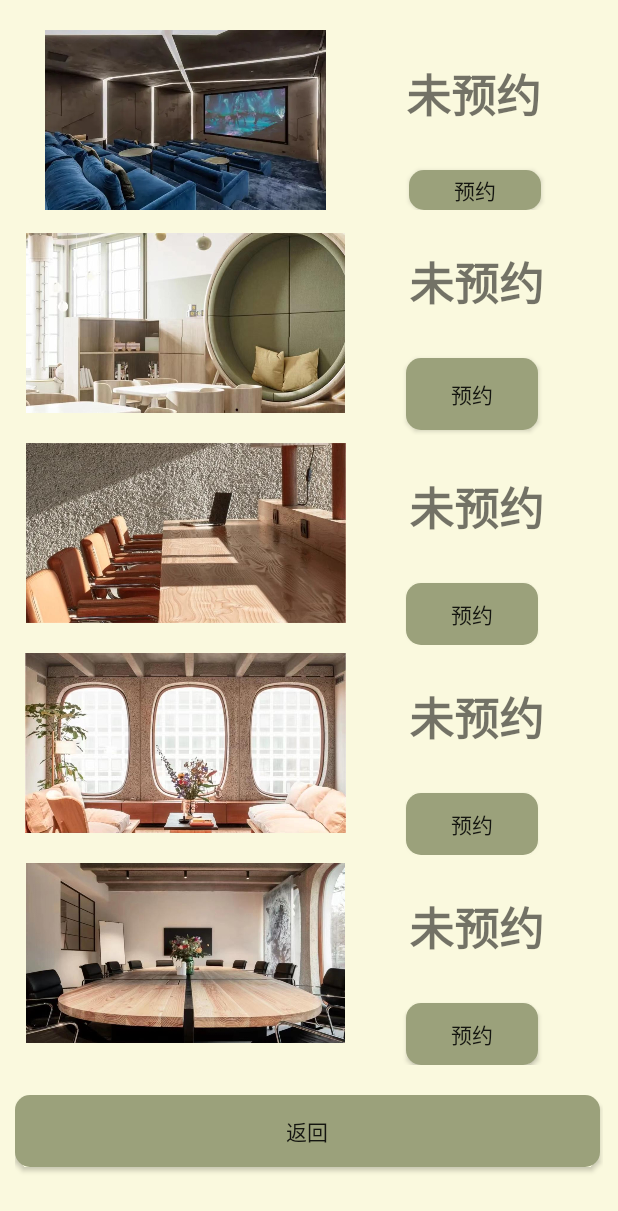
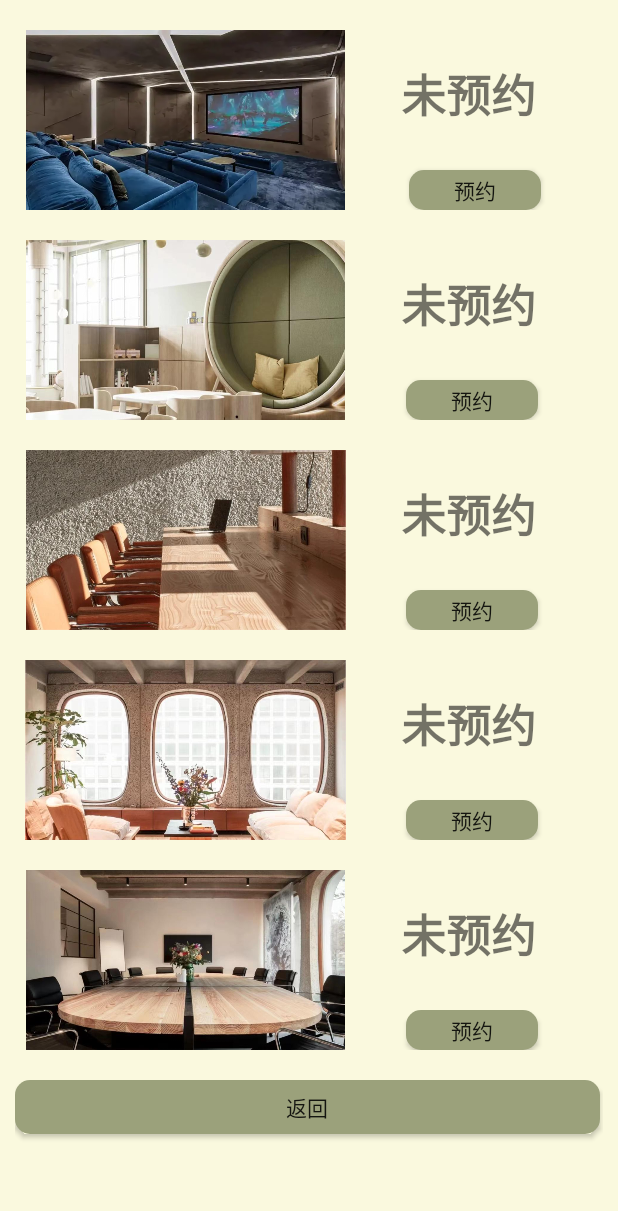
Before and after one commit to yierear/android, an Android app: the reserve screen opened directly, with no data from a screen before it, on a phone screen of 412 x 824 dp. Shown: the top 1211 px of the screen. Run offline under Robolectric (Android 15) with nearby library versions, the phone set to English and light mode, and no system bars.

Commit message:
布局修改

```diff
--- a/finnal/app/src/main/java/com/example/finnal/reserve.java
+++ b/finnal/app/src/main/java/com/example/finnal/reserve.java
@@ -203,7 +203,7 @@ public class reserve extends Activity {
         button4 = findViewById(R.id.reserveBtn4);
         button5 = findViewById(R.id.reserveBtn5);
         button6 = findViewById(R.id.reserveBtn6);
-        backbutton=findViewById(R.id.fanhui);
+        backbutton=findViewById(R.id.back);
 
         text1 =findViewById(R.id.reserveText1);
         text2 =findViewById(R.id.reserveText2);
--- a/finnal/app/src/main/res/layout/activity_reserve.xml
+++ b/finnal/app/src/main/res/layout/activity_reserve.xml
@@ -28,7 +28,7 @@
                 android:id="@+id/reserveText1"
                 android:layout_width="wrap_content"
                 android:layout_height="wrap_content"
-                android:layout_marginLeft="33dp"
+                android:layout_marginLeft="30dp"
                 android:layout_marginTop="20dp"
                 android:fontFamily="@font/sjt"
                 android:textSize="30dp"
@@ -49,7 +49,7 @@
         android:layout_width="match_parent"
         android:layout_height="140dp"
         android:orientation="horizontal"
-        android:paddingTop="5dp">
+        android:paddingTop="10dp">
 
         <ImageView
             android:layout_width="227dp"
@@ -58,15 +58,15 @@
 
         <LinearLayout
             android:layout_width="match_parent"
-            android:layout_height="match_parent"
+            android:layout_height="120dp"
             android:orientation="vertical">
 
             <TextView
                 android:id="@+id/reserveText2"
                 android:layout_width="wrap_content"
                 android:layout_height="wrap_content"
-                android:layout_marginLeft="35dp"
-                android:layout_marginTop="10dp"
+                android:layout_marginLeft="30dp"
+                android:layout_marginTop="20dp"
                 android:fontFamily="@font/sjt"
                 android:textSize="30dp"
                 android:textStyle="bold" />
@@ -86,7 +86,7 @@
         android:layout_width="match_parent"
         android:layout_height="140dp"
         android:orientation="horizontal"
-        android:paddingTop="5dp">
+        android:paddingTop="10dp">
 
         <ImageView
             android:layout_width="227dp"
@@ -95,14 +95,14 @@
 
         <LinearLayout
             android:layout_width="match_parent"
-            android:layout_height="match_parent"
+            android:layout_height="120dp"
             android:orientation="vertical">
 
             <TextView
                 android:id="@+id/reserveText4"
                 android:layout_width="wrap_content"
                 android:layout_height="wrap_content"
-                android:layout_marginLeft="35dp"
+                android:layout_marginLeft="30dp"
                 android:layout_marginTop="20dp"
                 android:fontFamily="@font/sjt"
                 android:textSize="30dp"
@@ -123,7 +123,7 @@
         android:layout_width="match_parent"
         android:layout_height="140dp"
         android:orientation="horizontal"
-        android:paddingTop="5dp">
+        android:paddingTop="10dp">
 
         <ImageView
             android:layout_width="227dp"
@@ -132,14 +132,14 @@
 
         <LinearLayout
             android:layout_width="match_parent"
-            android:layout_height="match_parent"
+            android:layout_height="120dp"
             android:orientation="vertical">
 
             <TextView
                 android:id="@+id/reserveText5"
                 android:layout_width="wrap_content"
                 android:layout_height="wrap_content"
-                android:layout_marginLeft="35dp"
+                android:layout_marginLeft="30dp"
                 android:layout_marginTop="20dp"
                 android:fontFamily="@font/sjt"
                 android:textSize="30dp"
@@ -160,7 +160,7 @@
         android:layout_width="match_parent"
         android:layout_height="140dp"
         android:orientation="horizontal"
-        android:paddingTop="5dp">
+        android:paddingTop="10dp">
 
         <ImageView
             android:layout_width="227dp"
@@ -169,14 +169,14 @@
 
         <LinearLayout
             android:layout_width="match_parent"
-            android:layout_height="match_parent"
+            android:layout_height="120dp"
             android:orientation="vertical">
 
             <TextView
                 android:id="@+id/reserveText6"
                 android:layout_width="wrap_content"
                 android:layout_height="wrap_content"
-                android:layout_marginLeft="35dp"
+                android:layout_marginLeft="30dp"
                 android:layout_marginTop="20dp"
                 android:fontFamily="@font/sjt"
                 android:textSize="30dp"
@@ -194,10 +194,10 @@
     </LinearLayout>
 
     <Button
-        android:id="@+id/fanhui"
+        android:id="@+id/back"
         android:layout_width="match_parent"
-        android:layout_height="wrap_content"
-        android:layout_marginTop="20dp"
+        android:layout_height="36dp"
+        android:layout_marginTop="10dp"
         android:layout_marginRight="2dp"
         android:background="@drawable/round_button"
         android:text="返回" />
```
Also changed, not shown: finnal/app/src/main/res/drawable/cinema.png.
